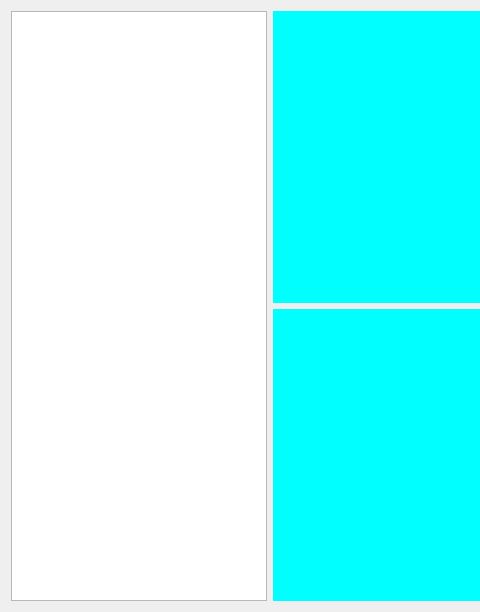
Qt form gsw.ui (Build-a-Rocket/PyGSW) before a commit; both pictures show x 0 to 480 and y 0 to 612 of the 947 by 612 pixel window.
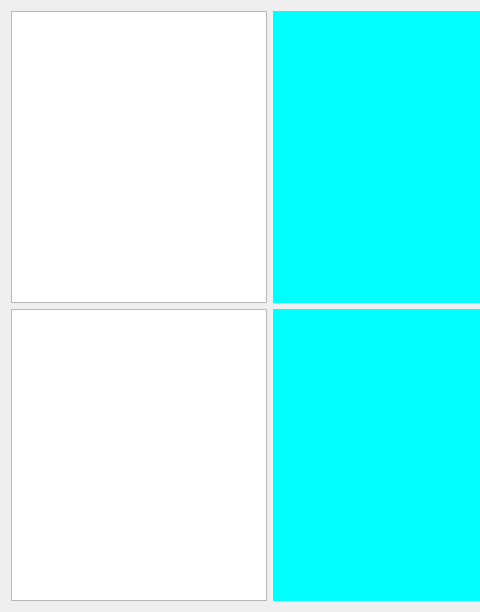
The same form after that commit. Icons and pictures are not drawn. Custom widgets are drawn as their Qt base class.

Commit message: Add multiple packet type support

Patch:
```diff
--- a/gsw.ui
+++ b/gsw.ui
@@ -27,37 +27,14 @@
    <bool>false</bool>
   </property>
   <layout class="QGridLayout" name="gridLayout_2">
-   <item row="0" column="0">
-    <layout class="QHBoxLayout" name="horizontalLayout">
+   <item row="1" column="0">
+    <layout class="QGridLayout" name="gridLayout_3">
      <property name="sizeConstraint">
       <enum>QLayout::SetMaximumSize</enum>
      </property>
-     <item>
-      <widget class="QTextEdit" name="outputBox">
-       <property name="sizePolicy">
-        <sizepolicy hsizetype="Fixed" vsizetype="Expanding">
-         <horstretch>0</horstretch>
-         <verstretch>0</verstretch>
-        </sizepolicy>
-       </property>
-       <property name="readOnly">
-        <bool>true</bool>
-       </property>
-      </widget>
-     </item>
-     <item>
-      <layout class="QGridLayout" name="gridLayout">
-       <item row="1" column="0">
-        <widget class="PlotWidget" name="accelGraph" native="true">
-         <property name="styleSheet">
-          <string notr="true">QWidget
-{
-background-color: rgb(0, 255, 255)
-}</string>
-         </property>
-        </widget>
-       </item>
-       <item row="0" column="0">
+     <item row="0" column="1">
+      <layout class="QGridLayout" name="gridLayout" rowstretch="0,0,0,0,0">
+       <item row="0" column="1">
         <widget class="PlotWidget" name="altitudeGraph" native="true">
          <property name="sizePolicy">
           <sizepolicy hsizetype="Minimum" vsizetype="Minimum">
@@ -73,7 +50,17 @@
          </property>
         </widget>
        </item>
-       <item row="0" column="1">
+       <item row="3" column="1">
+        <widget class="PlotWidget" name="accelGraph" native="true">
+         <property name="styleSheet">
+          <string notr="true">QWidget
+{
+background-color: rgb(0, 255, 255)
+}</string>
+         </property>
+        </widget>
+       </item>
+       <item row="0" column="2">
         <widget class="PlotWidget" name="tempGraph" native="true">
          <property name="styleSheet">
           <string notr="true">QWidget
@@ -83,7 +70,7 @@
          </property>
         </widget>
        </item>
-       <item row="1" column="1">
+       <item row="3" column="2">
         <widget class="PlotWidget" name="gyroGraph" native="true">
          <property name="sizePolicy">
           <sizepolicy hsizetype="Minimum" vsizetype="Minimum">
@@ -99,6 +86,26 @@
          </property>
         </widget>
        </item>
+       <item row="3" column="0">
+        <widget class="QTextEdit" name="outputBox">
+         <property name="sizePolicy">
+          <sizepolicy hsizetype="Fixed" vsizetype="Minimum">
+           <horstretch>0</horstretch>
+           <verstretch>0</verstretch>
+          </sizepolicy>
+         </property>
+        </widget>
+       </item>
+       <item row="0" column="0">
+        <widget class="QTextEdit" name="textEdit_2">
+         <property name="sizePolicy">
+          <sizepolicy hsizetype="Fixed" vsizetype="Minimum">
+           <horstretch>0</horstretch>
+           <verstretch>0</verstretch>
+          </sizepolicy>
+         </property>
+        </widget>
+       </item>
       </layout>
      </item>
     </layout>
```
The commit also changes 1 other file.
